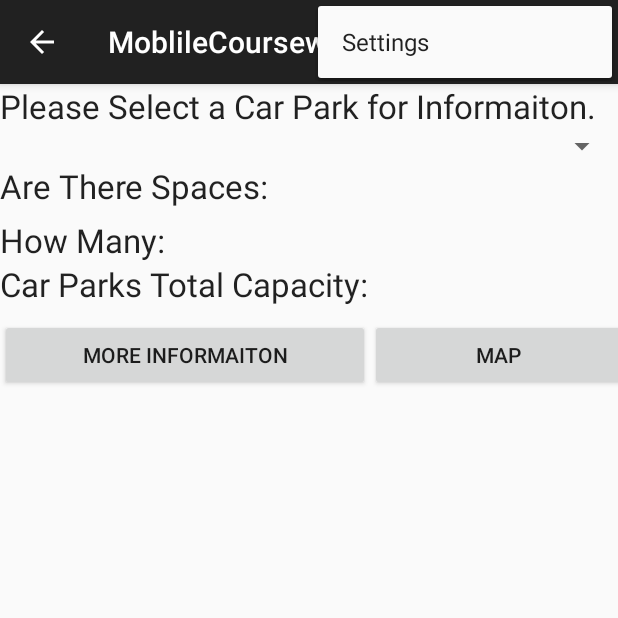
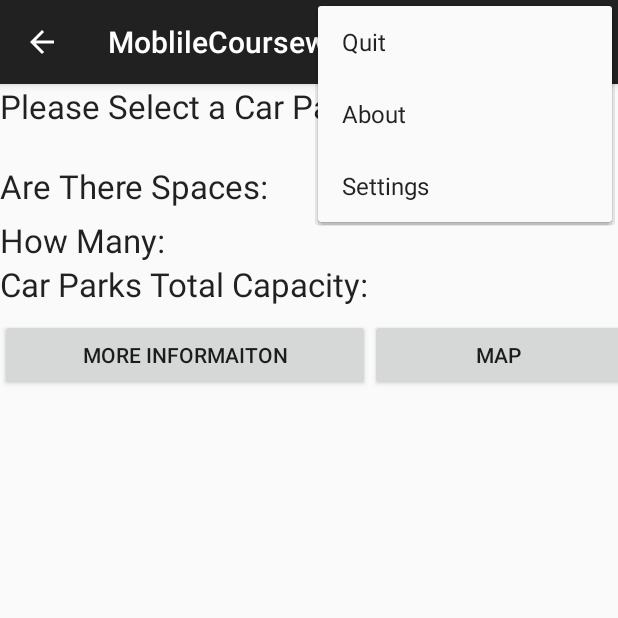
Before and after one commit to ctjohnston1/MUC-Coursework, an Android app: the carParkOutput screen opened directly, with no data from a screen before it, with the options menu open, on a phone screen of 412 x 824 dp, the top half of it. Run offline under Robolectric (Android 15) with nearby library versions, the phone set to English and light mode, and no system bars; network calls fail.

Commit message:
Menu and About Dialogue Made

```diff
--- a/MoblileCourseworkApp/app/src/main/java/com/example/conor/moblilecourseworkapp/RSSDataItem.java
+++ b/MoblileCourseworkApp/app/src/main/java/com/example/conor/moblilecourseworkapp/RSSDataItem.java
@@ -1,6 +1,9 @@
 package com.example.conor.moblilecourseworkapp;
 
+import android.util.Log;
+
 import java.io.Serializable;
+import java.util.ArrayList;
 
 /**
  * Created by conor on 14/12/2015.
@@ -9,6 +12,9 @@ public class RSSDataItem implements Serializable{
     private String carPark;
     private String occupancy;
     private String capacity;
+private int i = 0;
+//private ArrayList<String> arr = new ArrayList<String>();
+
 
     @Override
     public String toString() {
@@ -16,15 +22,30 @@ public class RSSDataItem implements Serializable{
         CarParkData = "RSSDataItem CarPark=" + carPark;
         CarParkData = ", Spaces=" +  occupancy;
         CarParkData = ", link=" + capacity;
+   //    CarParkData = ", arr=" + arr.get(i);
+
         return CarParkData;
+
     }
 
+
+
+
+
     public String getCarPark() {
+        Log.e("CAR PARK FOUND",carPark);
+
+
         return carPark;
+
+
     }
 
     public void setCarPark(String name) {
         this.carPark = name;
+
+
+
     }
 
     public String getOccupancy() {
--- a/MoblileCourseworkApp/app/src/main/java/com/example/conor/moblilecourseworkapp/carParkOutput.java
+++ b/MoblileCourseworkApp/app/src/main/java/com/example/conor/moblilecourseworkapp/carParkOutput.java
@@ -3,6 +3,7 @@ package com.example.conor.moblilecourseworkapp;
 import android.content.Context;
 import android.content.Intent;
 import android.os.Bundle;
+import android.util.Log;
 import android.widget.TextView;
 
 import org.xmlpull.v1.XmlPullParser;
@@ -17,6 +18,7 @@ import java.io.StringReader;
 import java.net.HttpURLConnection;
 import java.net.URL;
 import java.net.URLConnection;
+import java.util.ArrayList;
 import java.util.concurrent.ExecutionException;
 
 /**
@@ -24,7 +26,7 @@ import java.util.concurrent.ExecutionException;
  */
 public class carParkOutput extends MainActivity {
 TextView result;
-
+    public ArrayList<String> arr = new ArrayList<String>();
 
 
     @Override
@@ -33,9 +35,9 @@ TextView result;
         setContentView(R.layout.carpark_output);
         Intent outputScreen = getIntent();
         Context appContext = getApplicationContext();
-        result = (TextView)findViewById(R.id.test);
+        result = (TextView) findViewById(R.id.test);
 //Get RSS Feed
-        RSSDataItem CarParks = new RSSDataItem();
+       RSSDataItem CarParks = new RSSDataItem();
         String RSSFeedURL = "https://api.open.glasgow.gov.uk/traffic/carparks";//may need another part to this for the parameters
         AsyncParser asyncRSSParser = new AsyncParser(this, RSSFeedURL);
         try {
@@ -46,10 +48,11 @@ TextView result;
             e.printStackTrace();
         }
         result.setText(CarParks.getCarPark());
+        //for (int l = 0; l < arr.size(); l++) {
+         //   Log.e("checking loader", arr.get(l));
+//
 
-
+      //  }
 
     }
-
-
 }
--- a/MoblileCourseworkApp/app/src/main/res/menu/menu_main.xml
+++ b/MoblileCourseworkApp/app/src/main/res/menu/menu_main.xml
@@ -3,4 +3,8 @@
     xmlns:tools="http://schemas.android.com/tools" tools:context=".MainActivity">
     <item android:id="@+id/action_settings" android:title="@string/action_settings"
         android:orderInCategory="100" app:showAsAction="never" />
+    <item android:id="@+id/Quit"
+        android:title ="Quit"/>
+    <item android:id="@+id/About"
+        android:title ="About"/>
 </menu>
```
Also changed, not shown: MoblileCourseworkApp/app/src/main/java/com/example/conor/moblilecourseworkapp/AboutDialogue.java (added, +31 -0 lines), MoblileCourseworkApp/app/src/main/java/com/example/conor/moblilecourseworkapp/MainActivity.java (+18 -5 lines), MoblileCourseworkApp/app/src/main/java/com/example/conor/moblilecourseworkapp/RSSParser.java (+14 -2 lines).
